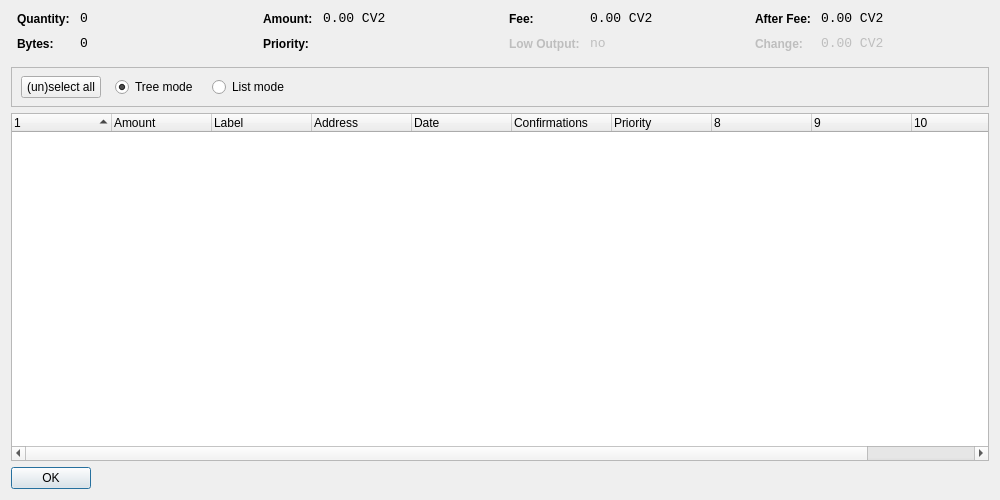
Crestington/Test7, file src/qt/forms/coincontroldialog.ui: the form before one commit.
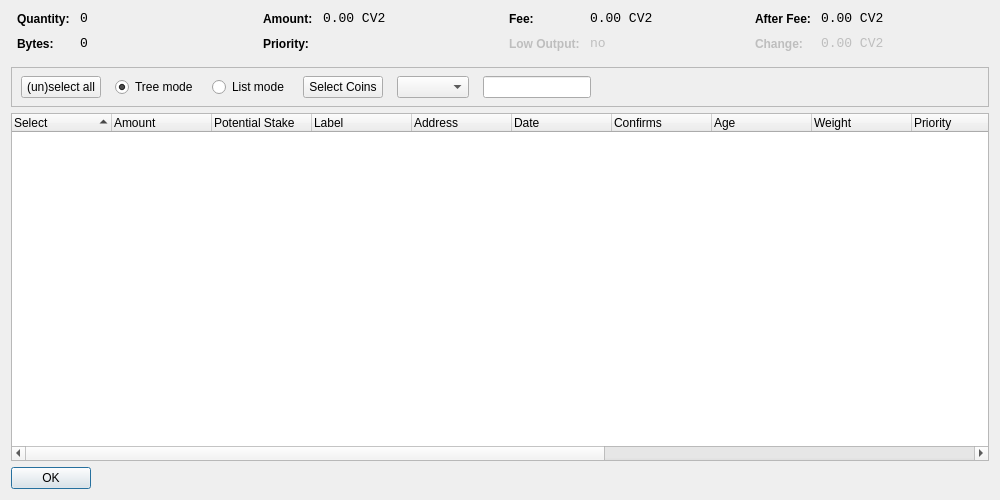
The form after the commit. Custom widgets are drawn as their Qt base class.

What changed in the file:
```diff
--- a/src/qt/forms/coincontroldialog.ui
+++ b/src/qt/forms/coincontroldialog.ui
@@ -379,7 +379,7 @@
         <height>41</height>
        </rect>
       </property>
-      <layout class="QHBoxLayout" name="horizontalLayoutPanel" stretch="0,0,0,0,0">
+      <layout class="QHBoxLayout" name="horizontalLayoutPanel" stretch="0,0,0,0,0,0,0">
        <property name="spacing">
         <number>14</number>
        </property>
@@ -425,6 +425,35 @@
          </property>
         </widget>
        </item>
+       <item>
+       <widget class="QPushButton" name="pushButtonCustomCC">
+        <property name="text">
+         <string>Select Coins</string>
+        </property>
+       </widget>
+      </item>
+      <item>
+       <widget class="QComboBox" name="QComboBoxFilterCoins"/>
+      </item>
+      <item>
+       <widget class="QLineEdit" name="lineEditCustomCC">
+        <property name="enabled">
+         <bool>true</bool>
+        </property>
+        <property name="sizePolicy">
+         <sizepolicy hsizetype="Fixed" vsizetype="Fixed">
+          <horstretch>0</horstretch>
+          <verstretch>0</verstretch>
+         </sizepolicy>
+        </property>
+        <property name="baseSize">
+         <size>
+          <width>50</width>
+          <height>0</height>
+         </size>
+        </property>
+       </widget>
+      </item>
        <item>
         <spacer name="horizontalSpacer">
          <property name="orientation">
@@ -451,7 +480,7 @@
       <bool>false</bool>
      </property>
      <property name="columnCount">
-      <number>11</number>
+      <number>16</number>
      </property>
      <attribute name="headerShowSortIndicator" stdset="0">
       <bool>true</bool>
@@ -461,7 +490,7 @@
      </attribute>
      <column>
       <property name="text">
-       <string/>
+       <string>Select</string>
       </property>
      </column>
      <column>
@@ -469,6 +498,11 @@
        <string>Amount</string>
       </property>
      </column>
+     <column>
+      <property name="text">
+       <string>Potential Stake</string>
+       </property>
+     </column>
      <column>
       <property name="text">
        <string>Label</string>
@@ -486,12 +520,22 @@
      </column>
      <column>
       <property name="text">
-       <string>Confirmations</string>
+       <string>Confirms</string>
       </property>
       <property name="toolTip">
        <string>Confirmed</string>
       </property>
      </column>
+     <column>
+      <property name="text">
+       <string>Age</string>
+      </property>
+     </column>
+     <column>
+      <property name="text">
+       <string>Weight</string>
+      </property>
+     </column>
      <column>
       <property name="text">
        <string>Priority</string>
@@ -517,6 +561,11 @@
        <string/>
       </property>
      </column>
+     <column>
+      <property name="text">
+       <string/>
+      </property>
+     </column>
     </widget>
    </item>
    <item>
```
Left out of the diff: 14 changed lines with no effect on the pictures.
